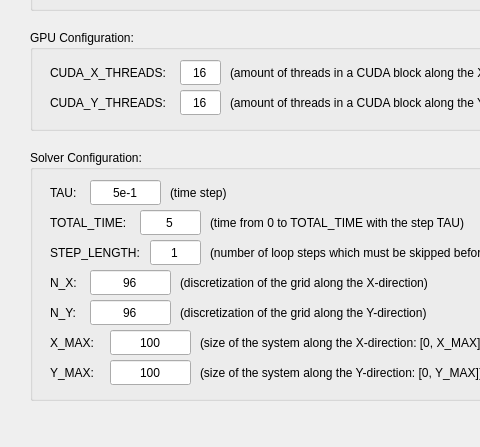
The window that StartInterface/src/mainwindow.ui (Eugene-Kolesnikov/NumericalHydrodynamicsCUDA_MPI) describes before a commit, drawn with Qt 5; both pictures show x 0 to 480 and y 110 to 557 of the 981 by 557 pixel window.
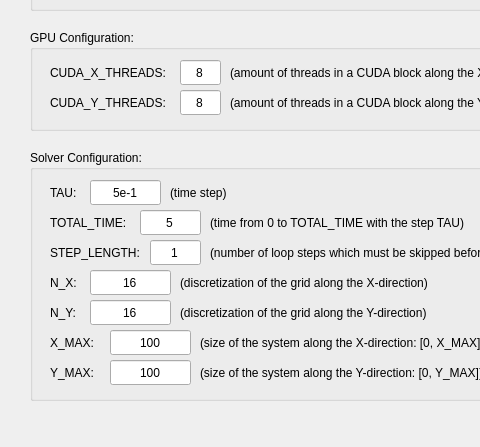
The same window after the commit.

Diff of the .ui file:
```diff
--- a/StartInterface/src/mainwindow.ui
+++ b/StartInterface/src/mainwindow.ui
@@ -146,7 +146,7 @@
       </rect>
      </property>
      <property name="text">
-      <string>16</string>
+      <string>8</string>
      </property>
      <property name="alignment">
       <set>Qt::AlignCenter</set>
@@ -175,7 +175,7 @@
       </rect>
      </property>
      <property name="text">
-      <string>16</string>
+      <string>8</string>
      </property>
      <property name="alignment">
       <set>Qt::AlignCenter</set>
@@ -382,7 +382,7 @@
       </rect>
      </property>
      <property name="text">
-      <string>96</string>
+      <string>16</string>
      </property>
      <property name="alignment">
       <set>Qt::AlignCenter</set>
@@ -424,7 +424,7 @@
       </rect>
      </property>
      <property name="text">
-      <string>96</string>
+      <string>16</string>
      </property>
      <property name="alignment">
       <set>Qt::AlignCenter</set>
```
